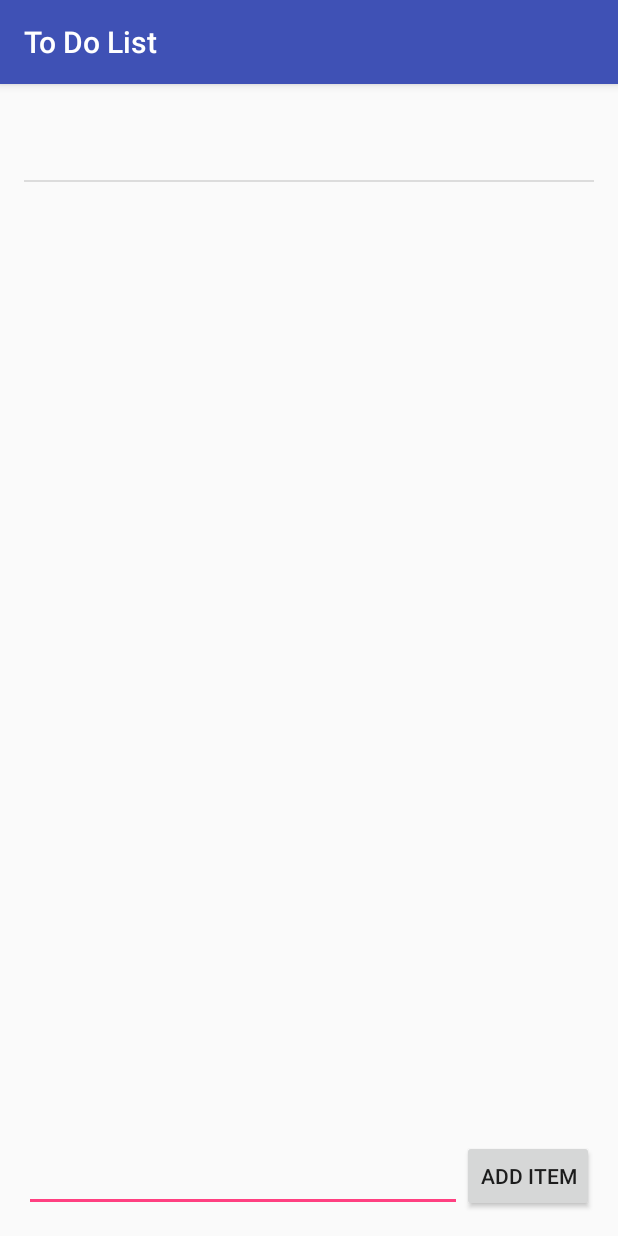
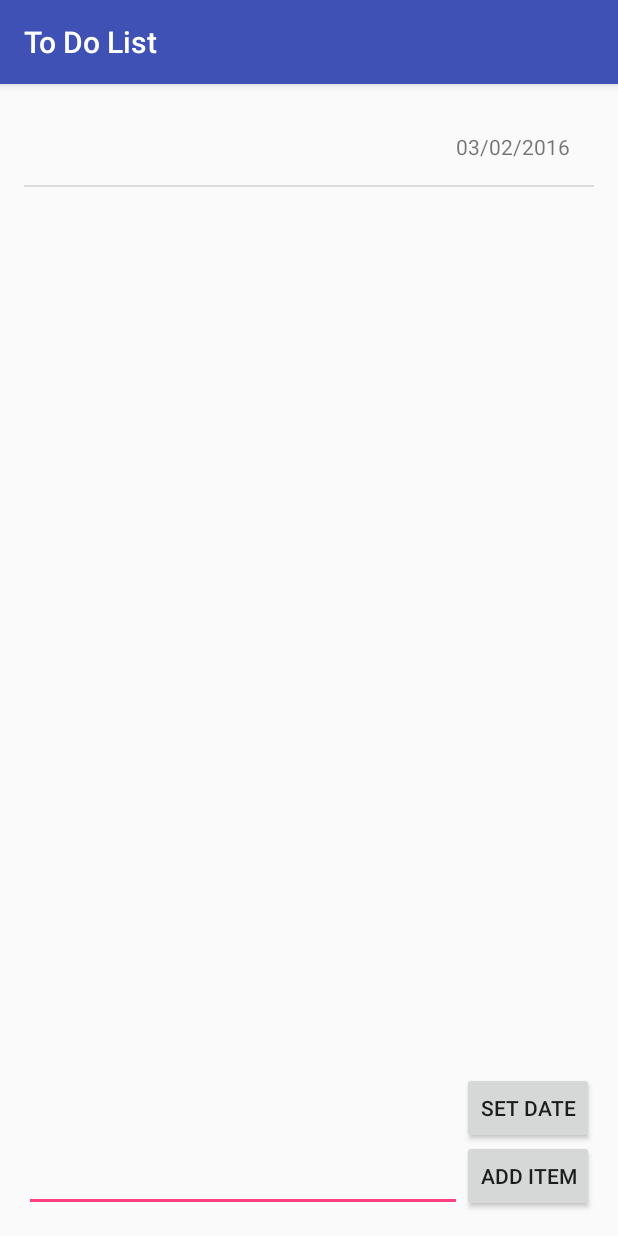
Before and after one commit to JohnWhisker/ToDoPrework, an Android app: the screen it shows after launch (MainActivity), after a tap on "ADD ITEM", on a phone screen of 412 x 824 dp. Run offline under Robolectric (Android 15) with nearby library versions, the phone set to English and light mode, and no system bars.

Commit message:
Update: Add datetime picker. Error with SQLite.

```diff
--- a/To Do List/src/main/java/com/example/johnw/todo/DBHelper.java
+++ b/To Do List/src/main/java/com/example/johnw/todo/DBHelper.java
@@ -5,7 +5,6 @@ import android.content.Context;
 import android.database.Cursor;
 import android.database.sqlite.SQLiteDatabase;
 import android.database.sqlite.SQLiteOpenHelper;
-import android.widget.ArrayAdapter;
 
 import java.util.ArrayList;
 
@@ -31,21 +30,26 @@ public class DBHelper extends SQLiteOpenHelper {
         onCreate(db);
     }
     //SQL ver 2.0 code
-    public boolean updateAfterAdapter(ArrayAdapter itemAdapter,ArrayList<String> items){
+    // This part where thing mess up. It keep saying array out of bound.
+    public boolean updateAfterAdapter(TasksAdapter itemAdapter,ArrayList<Task> items){
         SQLiteDatabase db = getWritableDatabase();
-        String[] itemls = new String[items.size()];
+        if(items.size()!=0){
+        Task[] itemls = new Task[items.size()];
         itemls = items.toArray(itemls);
         db.execSQL("delete from "+"todo");
         for(int i=0;i<itemAdapter.getCount();i++){
             ContentValues contentValues = new ContentValues();
             contentValues.put("id",i);
-            contentValues.put("name",itemls[i]);
-            contentValues.put("date","");
-            db.insert("todo",null,contentValues);
+            contentValues.put("name",itemls[i].name);
+            contentValues.put("date",itemls[i].datetime);
+            db.insert("todo", null, contentValues);
         }
         return true;
     }
-    public boolean refreshTaskList(ArrayAdapter itemAdapter) {
+        return true;
+        }
+
+    public boolean refreshTaskList(TasksAdapter itemAdapter) {
         while(true){
         SQLiteDatabase db = this.getReadableDatabase();
         try{
@@ -58,7 +62,8 @@ public class DBHelper extends SQLiteOpenHelper {
         itemAdapter.clear();
         itemAdapter.notifyDataSetChanged();
         for (Data.moveToFirst(); !Data.isAfterLast(); Data.moveToNext()) {
-            itemAdapter.add(String.valueOf(Data.getString(1)));
+            Task newTask = new Task(Data.getString(1),Data.getString(2));
+            itemAdapter.add(newTask);
         }
         Data.close();
         break;
--- a/To Do List/src/main/java/com/example/johnw/todo/Edit.java
+++ b/To Do List/src/main/java/com/example/johnw/todo/Edit.java
@@ -34,7 +34,7 @@ public class Edit extends AppCompatActivity {
                 if (event.getKeyCode() == KeyEvent.KEYCODE_BACK && event.getAction() == KeyEvent.ACTION_UP) {
                     Intent intent = new Intent();
                     intent.putExtra("MESSAGE","0");
-                   return true; // consumes the back key event - ActionMode is not finished
+                   return true;
 
                 }
 
--- a/To Do List/src/main/java/com/example/johnw/todo/MainActivity.java
+++ b/To Do List/src/main/java/com/example/johnw/todo/MainActivity.java
@@ -1,5 +1,5 @@
 package com.example.johnw.todo;
-
+import android.app.DatePickerDialog;
 import android.content.Context;
 import android.content.Intent;
 import android.os.Bundle;
@@ -7,29 +7,30 @@ import android.support.v7.app.AppCompatActivity;
 import android.view.KeyEvent;
 import android.view.View;
 import android.widget.AdapterView;
-import android.widget.ArrayAdapter;
+import android.widget.DatePicker;
 import android.widget.EditText;
 import android.widget.ListView;
-
+import java.text.SimpleDateFormat;
 import java.util.ArrayList;
+import java.util.Calendar;
 
 public class MainActivity extends AppCompatActivity {
-    ArrayList<String> items;
-    ArrayAdapter<String> itemsAdapter;
-    ListView lvItem;
-    String taskname, taskdate;
+    Calendar myCalendar = Calendar.getInstance();
+    ArrayList<Task> items ;
+    TasksAdapter itemsAdapter ;
+    ListView lvItem ;
     int pos2;
     DBHelper tododb;
     @Override
     protected void onCreate(Bundle savedInstanceState) {
-
         super.onCreate(savedInstanceState);
         setContentView(R.layout.activity_main);
+        items =  new ArrayList<Task>();
+        itemsAdapter = new TasksAdapter(this, items);
+        lvItem = (ListView) findViewById(R.id.IvItems);
         tododb = new DBHelper(this);
-        lvItem = (ListView) findViewById(R.id.IvItems);
         items = new ArrayList<>();
-        //readItems();
-        itemsAdapter = new ArrayAdapter<String>(this, android.R.layout.simple_list_item_1, items);
+
         lvItem.setAdapter(itemsAdapter);
         tododb.refreshTaskList(itemsAdapter);
         setupListViewListener();
@@ -40,10 +41,15 @@ public class MainActivity extends AppCompatActivity {
                 if ((event.getAction() == KeyEvent.ACTION_DOWN) && (keyCode == KeyEvent.KEYCODE_ENTER)) {
                     EditText etNewItem = (EditText) findViewById(R.id.etNewItem);
                     String itemText = etNewItem.getText().toString();
-                    itemsAdapter.add(itemText);
+                    SimpleDateFormat sdf = new SimpleDateFormat("MM/dd/yyyy");
+                    String date = "";
+                    if (myCalendar != null) {
+                        date = sdf.format(myCalendar.getTime());
+                    }
+                    Task newTask = new Task(itemText,date);
+                    itemsAdapter.add(newTask);
                     etNewItem.setText("");
-                    //writeItems();
-                    tododb.updateAfterAdapter(itemsAdapter,items);
+                    tododb.updateAfterAdapter(itemsAdapter, items);
                     return true;
                 }
                 return false;
@@ -59,7 +65,10 @@ public class MainActivity extends AppCompatActivity {
             String message = data.getStringExtra("MESSAGE");
             //edit
             if (!message.equals("0")) {
-                items.set(pos2, message);
+
+                Task newtask = items.get(pos2);
+                Task writetask = new Task(message,newtask.datetime);
+                items.set(pos2,writetask);
                 itemsAdapter.notifyDataSetChanged();
                 tododb.updateAfterAdapter(itemsAdapter,items);
             }
@@ -76,7 +85,7 @@ public class MainActivity extends AppCompatActivity {
 
                         items.remove(position);
                         itemsAdapter.notifyDataSetChanged();
-                        tododb.updateAfterAdapter(itemsAdapter,items);
+                        tododb.updateAfterAdapter(itemsAdapter, items);
                         return true;
                     }
                 }
@@ -92,14 +101,39 @@ public class MainActivity extends AppCompatActivity {
                 }
         );
     }
+    public void setDate(View v){
+        new DatePickerDialog(MainActivity.this, date, myCalendar.get(Calendar.YEAR), myCalendar.get(Calendar.MONTH),
+                myCalendar.get(Calendar.DAY_OF_MONTH)).show();
+    }
+    public void onAddItem(View v) {
 
-    public void onAddItem(View v) {
+
+
         EditText etNewItem = (EditText) findViewById(R.id.etNewItem);
         String itemText = etNewItem.getText().toString();
-        itemsAdapter.add(itemText);
+        SimpleDateFormat sdf = new SimpleDateFormat("MM/dd/yyyy");
+        String date = "";
+        //itemsAdapter.add(itemText);
+         if (myCalendar != null) {
+           date = sdf.format(myCalendar.getTime());
+        }
+        Task newTask = new Task(itemText,date);
+        itemsAdapter.add(newTask);
         etNewItem.setText("");
-        tododb.updateAfterAdapter(itemsAdapter,items);
+        tododb.updateAfterAdapter(itemsAdapter, items);
     }
 
 
+    DatePickerDialog.OnDateSetListener date = new DatePickerDialog.OnDateSetListener() {
+
+        @Override
+        public void onDateSet(DatePicker view, int year, int monthOfYear,int dayOfMonth) {
+            onPause();
+            myCalendar.set(Calendar.YEAR, year);
+            myCalendar.set(Calendar.MONTH, monthOfYear);
+            myCalendar.set(Calendar.DAY_OF_MONTH, dayOfMonth);
+            onResume();
+        }
+
+    };
 }
--- /dev/null
+++ b/To Do List/src/main/java/com/example/johnw/todo/Task.java
@@ -0,0 +1,14 @@
+package com.example.johnw.todo;
+
+/**
+ * Created by JohnWhisker on 3/2/16.
+ */
+public class Task {
+    public String name;
+    public String datetime;
+
+    public Task(String name, String hometown) {
+        this.name = name;
+        this.datetime = hometown;
+    }
+}
--- /dev/null
+++ b/To Do List/src/main/java/com/example/johnw/todo/TasksAdapter.java
@@ -0,0 +1,35 @@
+package com.example.johnw.todo;
+
+import android.content.Context;
+import android.view.LayoutInflater;
+import android.view.View;
+import android.view.ViewGroup;
+import android.widget.ArrayAdapter;
+import android.widget.TextView;
+
+import java.util.ArrayList;
+
+/**
+ * Created by JohnWhisker on 3/2/16.
+ */
+public class TasksAdapter extends ArrayAdapter<Task> {
+    public TasksAdapter(Context context, ArrayList<Task> tasks) {
+        super(context, 0, tasks);
+    }
+
+    @Override
+    public View getView(int position, View convertView, ViewGroup parent) {
+
+        Task task = getItem(position);
+
+        if (convertView == null) {
+            convertView = LayoutInflater.from(getContext()).inflate(R.layout.task_skin, parent, false);
+        }
+        TextView tvName = (TextView) convertView.findViewById(R.id.tvName);
+        TextView tvHome = (TextView) convertView.findViewById(R.id.tvHome);
+        try{
+        tvName.setText(task.name);
+        tvHome.setText(task.datetime);}catch(Exception e){};
+        return convertView;
+    }
+}
--- a/To Do List/src/main/res/layout/activity_main.xml
+++ b/To Do List/src/main/res/layout/activity_main.xml
@@ -37,4 +37,16 @@
         android:layout_alignParentBottom="true"
         android:layout_alignParentRight="true"
         android:layout_alignParentEnd="true" />
+
+    <Button
+        android:layout_width="wrap_content"
+        android:layout_height="wrap_content"
+        android:text="Set Date"
+        android:id="@+id/setDate"
+        android:onClick="setDate"
+        android:layout_above="@+id/etNewItem"
+        android:layout_alignParentRight="true"
+        android:layout_alignParentEnd="true"
+        android:capitalize="words"
+        android:clickable="true" />
 </RelativeLayout>
--- /dev/null
+++ b/To Do List/src/main/res/layout/task_skin.xml
@@ -0,0 +1,27 @@
+<LinearLayout xmlns:android="http://schemas.android.com/apk/res/android"
+    android:layout_width="match_parent"
+    android:layout_height="match_parent" >
+    <TextView
+        android:id="@+id/tvName"
+        android:layout_width="wrap_content"
+        android:paddingLeft="@dimen/activity_horizontal_margin"
+        android:paddingRight="@dimen/activity_horizontal_margin"
+        android:paddingBottom="@dimen/activity_vertical_margin"
+        android:paddingTop="@dimen/activity_vertical_margin"
+        android:textAlignment="viewStart"
+        android:layout_height="fill_parent"
+        android:text="Task name" />
+    <TextView
+        android:id="@+id/tvHome"
+        android:layout_width="match_parent"
+
+        android:paddingLeft="@dimen/activity_horizontal_margin"
+        android:paddingRight="@dimen/activity_horizontal_margin"
+        android:paddingBottom="@dimen/activity_vertical_margin"
+        android:paddingTop="@dimen/activity_vertical_margin"
+
+        android:textAlignment="viewEnd"
+        android:layout_height="fill_parent"
+        android:text="DateTime" />
+
+</LinearLayout>
```
